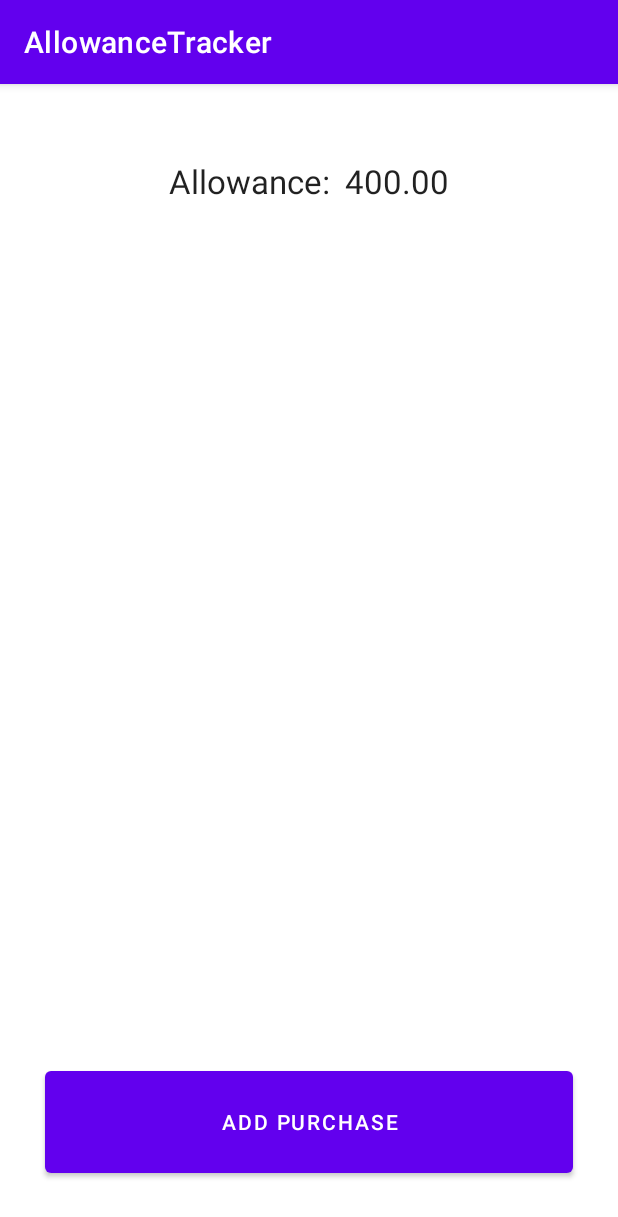
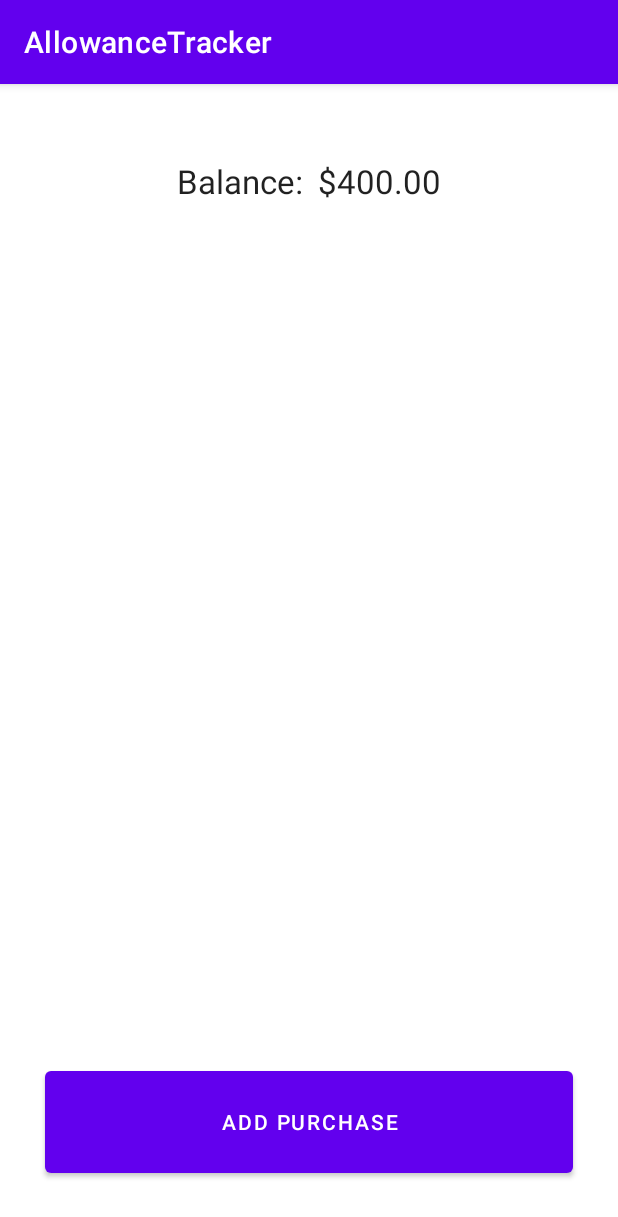
Before and after one commit to SpudLaw/allowanceTracker, an Android app: the screen it shows after launch (MainActivity), on a phone screen of 412 x 824 dp. Shown: the top 1217 px of the screen. Run offline under Robolectric (Android 15) with nearby library versions, the phone set to English and light mode, and no system bars; our stand-ins replace Room's generated code; 1 statement that could not run was skipped.

Commit message:
change to balance

```diff
--- a/app/src/main/java/com/example/allowancetracker/ui/main/MainFragment.kt
+++ b/app/src/main/java/com/example/allowancetracker/ui/main/MainFragment.kt
@@ -41,8 +41,8 @@ class MainFragment : Fragment() {
 
         viewModel = ViewModelProvider(this).get(MainViewModel::class.java)
 
-        viewModel.allowance.observe(viewLifecycleOwner, Observer { allowance ->
-            binding.allowanceValue.text = String.format("%.2f", allowance)
+        viewModel.balance.observe(viewLifecycleOwner, Observer { allowance ->
+            binding.balanceValue.text = viewModel.getBalanceString()
         })
 
         viewModel.purchases.observe(viewLifecycleOwner, Observer { purchases ->
@@ -54,10 +54,10 @@ class MainFragment : Fragment() {
                 currentAllowance -= it.cost
             }
 
-            viewModel.allowance.value = currentAllowance
+            viewModel.balance.value = currentAllowance
         })
 
-        binding.allowanceValue.text = "$" + viewModel.allowance.toString()
+        binding.balanceValue.text = viewModel.getBalanceString()
         binding.purchasesRecyclerView.adapter = purchasesAdapter
         binding.purchasesRecyclerView.layoutManager = LinearLayoutManager(context)
 
@@ -76,7 +76,7 @@ class MainFragment : Fragment() {
                         val purchase = Purchase(0, cost, null, description)
 
                         viewModel.add(purchase)
-                        viewModel.allowance.value = viewModel.allowance.value?.minus(purchase.cost)
+                        viewModel.balance.value = viewModel.balance.value?.minus(purchase.cost)
 
                     } else {
                         Toast.makeText(
--- a/app/src/main/java/com/example/allowancetracker/ui/main/MainViewModel.kt
+++ b/app/src/main/java/com/example/allowancetracker/ui/main/MainViewModel.kt
@@ -12,7 +12,7 @@ import kotlinx.coroutines.launch
 
 class MainViewModel(application: Application) : AndroidViewModel(application) {
     private val repository: PurchaseRepository
-    var allowance: MutableLiveData<Double>
+    var balance: MutableLiveData<Double>
     var purchases: LiveData<List<Purchase>>
 
     init {
@@ -20,10 +20,14 @@ class MainViewModel(application: Application) : AndroidViewModel(application) {
         repository = PurchaseRepository(purchaseDao)
         purchases = repository.allPurchases
 
-        allowance = MutableLiveData(400.0)
+        balance = MutableLiveData(400.0)
     }
 
     fun add(purchase: Purchase) = viewModelScope.launch {
         repository.insert(purchase)
     }
+
+    fun getBalanceString(): String {
+        return String.format("$%.2f", balance.value)
+    }
 }
--- a/app/src/main/java/com/example/allowancetracker/ui/main/PurchasesAdapter.kt
+++ b/app/src/main/java/com/example/allowancetracker/ui/main/PurchasesAdapter.kt
@@ -12,7 +12,7 @@ class PurchasesAdapter : RecyclerView.Adapter<PurchasesAdapter.ViewHolder>() {
     class ViewHolder(private val binding: ListItemPurchaseBinding) :
         RecyclerView.ViewHolder(binding.root) {
         fun bind(purchase: Purchase) {
-            binding.costTextview.text = String.format("%.2f", purchase.cost)
+            binding.costTextview.text = String.format("$%.2f", purchase.cost)
             binding.descriptionTextview.text = purchase.description
         }
     }
--- a/app/src/main/res/layout/main_fragment.xml
+++ b/app/src/main/res/layout/main_fragment.xml
@@ -8,28 +8,28 @@
     tools:context=".ui.main.MainFragment">
 
     <TextView
-        android:id="@+id/allowance_title"
+        android:id="@+id/balance_title"
         android:layout_width="wrap_content"
         android:layout_height="wrap_content"
         android:layout_marginTop="50dp"
-        android:text="@string/allowance_title"
+        android:text="@string/balance_title"
         android:textAppearance="@style/TextAppearance.AppCompat.Large"
-        app:layout_constraintEnd_toStartOf="@id/allowance_value"
+        app:layout_constraintEnd_toStartOf="@id/balance_value"
         app:layout_constraintHorizontal_chainStyle="packed"
         app:layout_constraintStart_toStartOf="parent"
         app:layout_constraintTop_toTopOf="parent" />
 
     <TextView
-        android:id="@+id/allowance_value"
+        android:id="@+id/balance_value"
         android:layout_width="wrap_content"
         android:layout_height="wrap_content"
         android:layout_marginStart="10dp"
         android:text="$400"
         android:textAppearance="@style/TextAppearance.AppCompat.Large"
-        app:layout_constraintBottom_toBottomOf="@id/allowance_title"
+        app:layout_constraintBottom_toBottomOf="@id/balance_title"
         app:layout_constraintEnd_toEndOf="parent"
-        app:layout_constraintStart_toEndOf="@+id/allowance_title"
-        app:layout_constraintTop_toTopOf="@+id/allowance_title" />
+        app:layout_constraintStart_toEndOf="@+id/balance_title"
+        app:layout_constraintTop_toTopOf="@+id/balance_title" />
 
     <androidx.recyclerview.widget.RecyclerView
         android:id="@+id/purchases_recycler_view"
@@ -38,7 +38,7 @@
         android:divider="@null"
         android:dividerHeight="0dp"
         app:layout_constraintBottom_toTopOf="@+id/add_purchase_button"
-        app:layout_constraintTop_toBottomOf="@+id/allowance_title"
+        app:layout_constraintTop_toBottomOf="@+id/balance_title"
         tools:listitem="@layout/list_item_purchase" />
 
     <Button
--- a/app/src/main/res/values/strings.xml
+++ b/app/src/main/res/values/strings.xml
@@ -6,4 +6,5 @@
     <string name="add_purchase_button_label">Add Purchase</string>
     <string name="add_a_purchase_dialog_title">Add a Purchase</string>
     <string name="cancel_button_label">Cancel</string>
+    <string name="balance_title">Balance:</string>
 </resources>
```
